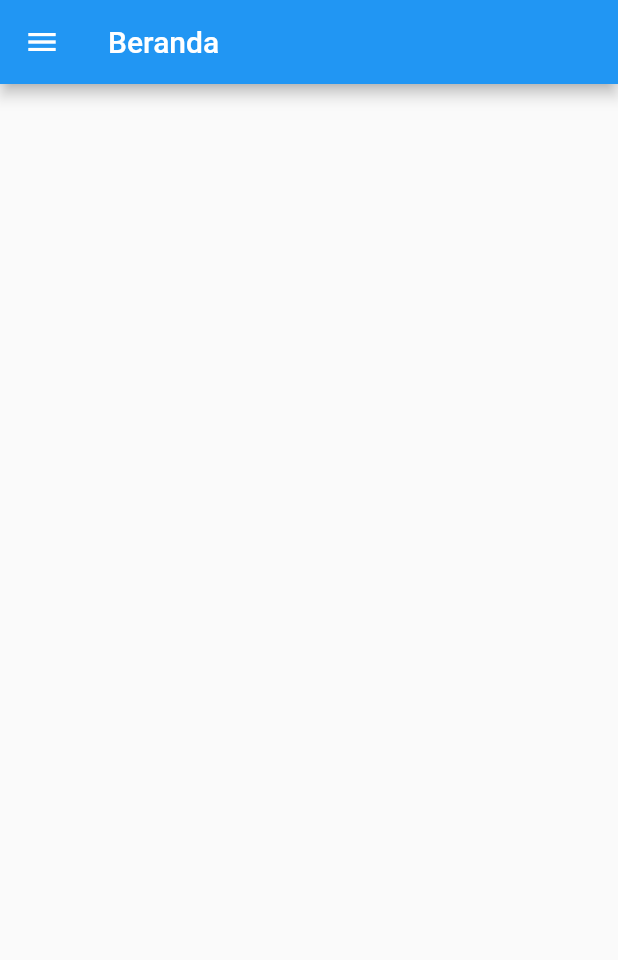
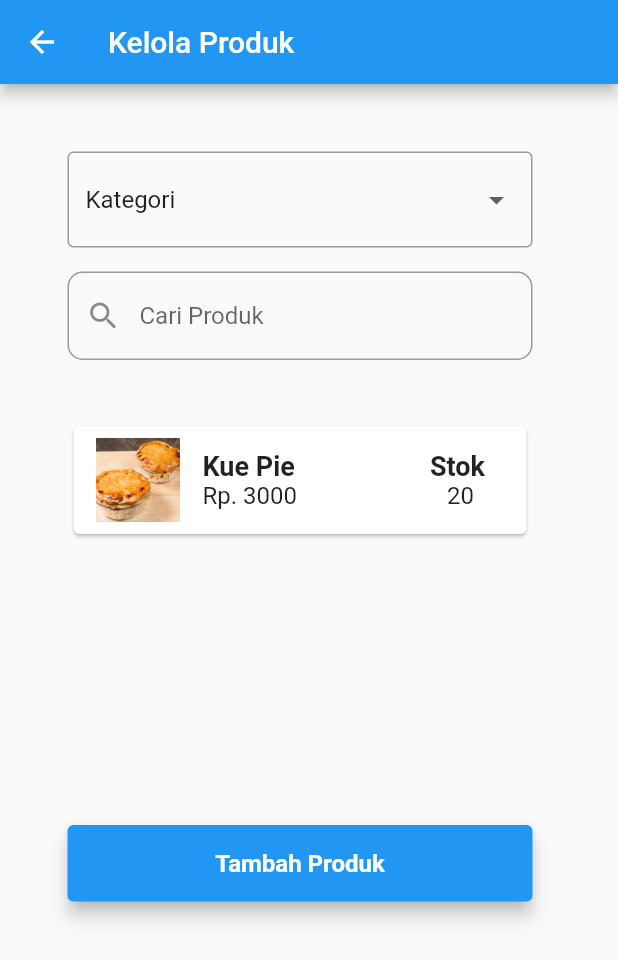
Before and after one commit to anserTresna/sellEz-UI, a Flutter app: the ResponsiveNavBarPage screen opened by its route, in the side drawer, after a tap on "Kelola Produk", on a phone screen of 412 x 824 dp. Shown: the top 960 px of the screen. Run offline on Flutter 3.47's test engine with Material 2 defaults, Android fonts, the phone set to English and light mode, and no system bars; our stand-ins replace introduction_screen, lottie, shared_preferences; accounts and stored records are empty.

Commit message:
Kelola Produk

```diff
--- a/lib/LoginPage.dart
+++ b/lib/LoginPage.dart
@@ -4,6 +4,7 @@ import 'package:sellez_mobile/main.dart';
 import 'package:flutter/material.dart';
 import 'package:sellez_mobile/menubar/ResponsiveNavBarPage.dart';
 import 'package:sellez_mobile/screen/OnBoardingPage.dart';
+import 'package:sellez_mobile/RegisterPage.dart';
 
 class LoginPage extends StatefulWidget {
   const LoginPage({Key? key}) : super(key: key);
--- /dev/null
+++ b/lib/kelolaproduk/MenuKelolaProdukPage.dart
@@ -0,0 +1,193 @@
+import 'package:flutter/material.dart';
+import 'package:sellez_mobile/main.dart';
+import 'package:introduction_screen/introduction_screen.dart';
+import 'package:sellez_mobile/header_drawer.dart';
+import 'package:sellez_mobile/LoginPage.dart';
+import 'package:sellez_mobile/tambahprodukpage/TambahProdukPage.dart';
+import 'package:sellez_mobile/kelolaproduk/KelolaProdukPage.dart';
+
+class MenuKelolaProdukPage extends StatefulWidget {
+  const MenuKelolaProdukPage({Key? key}) : super(key: key);
+
+  @override
+  State<MenuKelolaProdukPage> createState() => _MenuKelolaProdukPageState();
+}
+
+class _MenuKelolaProdukPageState extends State<MenuKelolaProdukPage> {
+  final controller = TextEditingController();
+  String? _selectedValue = 'Kategori';
+
+  @override
+  void dispose() {
+    controller.dispose();
+    super.dispose();
+  }
+
+  @override
+  Widget build(BuildContext context) {
+    return Scaffold(
+      appBar: AppBar(
+        backgroundColor: Colors.blue,
+        title: const Text("Kelola Produk"),
+      ),
+      body: Form(
+        child: Container(
+          margin: const EdgeInsets.all(25),
+          padding: const EdgeInsets.all(20),
+          constraints: const BoxConstraints(maxWidth: 350),
+          child: SingleChildScrollView(
+            child: Column(
+              children: [
+                DropdownButtonFormField<String>(
+                  value: _selectedValue,
+                  onChanged: (value) {
+                    setState(() {
+                      _selectedValue = value;
+                    });
+                  },
+                  items: [
+                    DropdownMenuItem(
+                      value: 'Kategori',
+                      child: Text('Kategori'),
+                    ),
+                    DropdownMenuItem(
+                      value: 'Makanan',
+                      child: Text('Makanan'),
+                    ),
+                    DropdownMenuItem(
+                      value: 'Minuman',
+                      child: Text('Minuman'),
+                    ),
+                    DropdownMenuItem(
+                      value: 'Pakaian',
+                      child: Text('Pakaian'),
+                    ),
+                    DropdownMenuItem(
+                      value: 'Lainnya',
+                      child: Text('Lainnya'),
+                    ),
+                  ],
+                  decoration: const InputDecoration(
+                    // hintText: 'Kategori',
+                    border: OutlineInputBorder(),
+                  ),
+                ),
+                const SizedBox(height: 16),
+                TextField(
+                  controller: controller,
+                  decoration: InputDecoration(
+                    prefixIcon: const Icon(Icons.search),
+                    hintText: 'Cari Produk',
+                    border: OutlineInputBorder(
+                      borderRadius: BorderRadius.circular(10),
+                    ),
+                  ),
+                ),
+                ListView.builder(
+                  shrinkWrap: true,
+                  itemCount: 1,
+                  itemBuilder: (BuildContext context, int index) {
+                    return Padding(
+                      padding: const EdgeInsets.symmetric(vertical: 40.0),
+                      child: Card(
+                        child: Row(
+                          children: [
+                            Padding(
+                              padding: const EdgeInsets.all(8.0),
+                              child: Image.asset(
+                                'assets/images/kuepie.png',
+                                height: 56,
+                                width: 70,
+                              ),
+                            ),
+                            Column(
+                              crossAxisAlignment: CrossAxisAlignment.start,
+                              children: [
+                                Row(
+                                  mainAxisAlignment:
+                                      MainAxisAlignment.spaceEvenly,
+                                  children: [
+                                    Text(
+                                      'Kue Pie',
+                                      style: TextStyle(
+                                        fontWeight: FontWeight.bold,
+                                        fontSize: 18.0,
+                                      ),
+                                    ),
+                                    SizedBox(width: 90),
+                                    Text(
+                                      'Stok',
+                                      style: TextStyle(
+                                        fontWeight: FontWeight.bold,
+                                        fontSize: 18.0,
+                                      ),
+                                    ),
+                                  ],
+                                ),
+                                Row(
+                                  mainAxisAlignment:
+                                      MainAxisAlignment.spaceEvenly,
+                                  children: [
+                                    Text(
+                                      'Rp. 3000',
+                                      style: TextStyle(
+                                        fontSize: 16.0,
+                                      ),
+                                    ),
+                                    SizedBox(width: 100),
+                                    Text(
+                                      '20',
+                                      style: TextStyle(
+                                        fontSize: 16.0,
+                                      ),
+                                    ),
+                                  ],
+                                ),
+                              ],
+                            )
+                          ],
+                        ),
+                      ),
+                    );
+                  },
+                ),
+                _gap(),
+                SizedBox(
+                  width: double.infinity,
+                  child: ElevatedButton(
+                    style: ElevatedButton.styleFrom(
+                      elevation: 5,
+                      primary: Colors.blue,
+                      onPrimary: Color.fromARGB(255, 255, 255, 255),
+                      shape: RoundedRectangleBorder(
+                        borderRadius: BorderRadius.circular(4),
+                      ),
+                    ),
+                    child: const Padding(
+                      padding: EdgeInsets.all(16.0),
+                      child: Text(
+                        'Tambah Produk',
+                        style: TextStyle(
+                          fontSize: 16,
+                          fontWeight: FontWeight.bold,
+                        ),
+                      ),
+                    ),
+                    onPressed: () {
+                      Navigator.push(context,
+                          MaterialPageRoute(builder: (context) {
+                        return TambahProdukPage();
+                      }));
+                    },
+                  ),
+                ),
+              ],
+            ),
+          ),
+        ),
+      ),
+    );
+  }
+
+  Widget _gap() => const SizedBox(height: 150);
+}
--- a/lib/menubar/ResponsiveNavBarPage.dart
+++ b/lib/menubar/ResponsiveNavBarPage.dart
@@ -3,6 +3,9 @@ import 'package:sellez_mobile/main.dart';
 import 'package:introduction_screen/introduction_screen.dart';
 import 'package:sellez_mobile/header_drawer.dart';
 import 'package:sellez_mobile/LoginPage.dart';
+import 'package:sellez_mobile/TransaksiPage/TransaksiPage.dart';
+import 'package:sellez_mobile/kelolaproduk/KelolaProdukPage.dart';
+import 'package:sellez_mobile/kelolaproduk/MenuKelolaProdukPage.dart';
 
 class ResponsiveNavBarPage extends StatefulWidget {
   const ResponsiveNavBarPage({Key? key}) : super(key: key);
@@ -39,6 +42,10 @@ class _ResponsiveNavBarPageState extends State<ResponsiveNavBarPage> {
                   title: const Text("Kelola Produk"),
                   onTap: () {
                     Navigator.pop(context);
+                    Navigator.push(context,
+                        MaterialPageRoute(builder: (BuildContext context) {
+                      return MenuKelolaProdukPage();
+                    }));
                   },
                 ),
                 ListTile(
@@ -111,7 +118,6 @@ class _ResponsiveNavBarPageState extends State<ResponsiveNavBarPage> {
               ],
             ),
           ),
-      )
-    );
+        ));
   }
 }
--- a/lib/screen/OnBoardingPage.dart
+++ b/lib/screen/OnBoardingPage.dart
@@ -69,7 +69,7 @@ class _OnBoardingPageState extends State<OnBoardingPage> {
               child: ElevatedButton(
                 onPressed: () {
                   Navigator.push(context, MaterialPageRoute(builder: (context) {
-                    return LoginPage();
+                    return RegisterPage();
                   }));
                 },
                 child: Text('Daftar Sekarang'),
--- a/pubspec.yaml
+++ b/pubspec.yaml
@@ -74,6 +74,8 @@ flutter:
   # To add assets to your application, add an assets section, like this:
   assets:
   - assets/images/logo.png
+  - assets/images/box-kelolaproduk.png
+  - assets/images/kuepie.png
   - assets/animation/
   #   - images/a_dot_ham.jpeg
 
```
Also changed, not shown: lib/kelolaproduk/KelolaProdukPage.dart (added, +98 -0 lines), lib/tambahprodukpage/TambahProdukPage.dart (added, +109 -0 lines), assets/images/box-kelolaproduk.png (added), assets/images/kuepie.png (added), lib/TransaksiPage/TransaksiPage.dart (added). Lines whose indentation alone changed are shown as unchanged.
